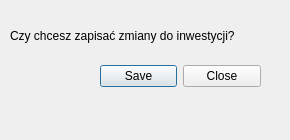
First picture: the form in src/gui/unsavedDialog.ui, repository youngdashu/Investments-overview, before the edit.
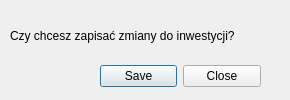
Second picture: the form after the edit.

```diff
--- a/src/gui/unsavedDialog.ui
+++ b/src/gui/unsavedDialog.ui
@@ -7,13 +7,13 @@
     <x>0</x>
     <y>0</y>
     <width>290</width>
-    <height>140</height>
+    <height>100</height>
    </rect>
   </property>
   <property name="minimumSize">
    <size>
     <width>290</width>
-    <height>140</height>
+    <height>100</height>
    </size>
   </property>
   <property name="maximumSize">
```
